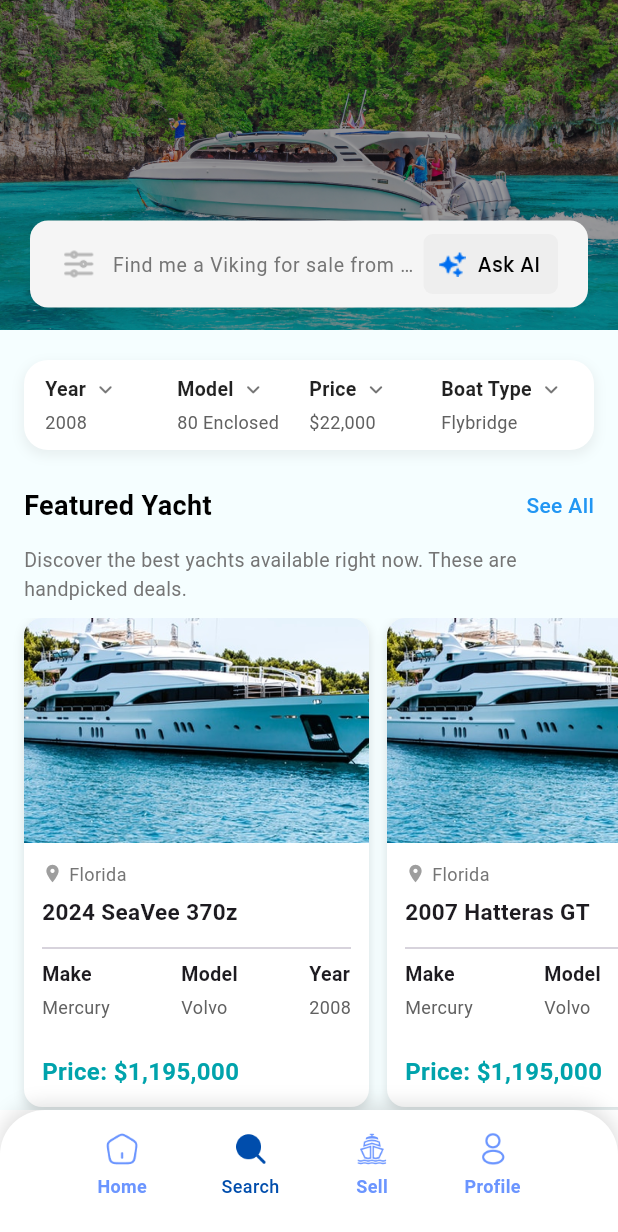
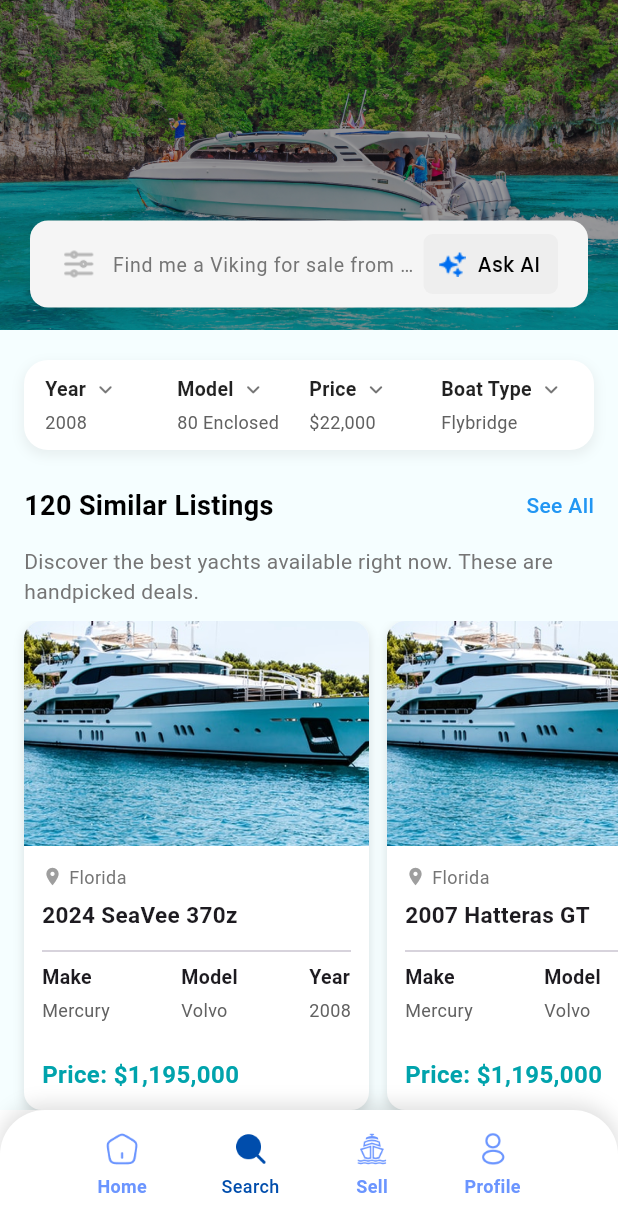
Before and after one commit to Dev-Ninjas-Backup/diaz1234567890, a Flutter app: the screen it shows after launch, item 2 of the bottom bar chosen, on a phone screen of 412 x 824 dp. Shown: the top 1232 px of the screen. Run offline on Flutter 3.47's test engine with Material 3 defaults, Android fonts, the phone set to English and light mode, and no system bars; our stand-ins replace flutter_easyloading, flutter_screenutil, get, google_fonts.

Commit message:
font fixed

```diff
--- a/lib/features/homepage/screen/listing_page.dart
+++ b/lib/features/homepage/screen/listing_page.dart
@@ -57,7 +57,7 @@ class YachtListingPage extends StatelessWidget {
           padding: EdgeInsets.symmetric(horizontal: 16),
           child: Text(
             "Discover the best yachts available right now. These are handpicked deals.",
-            style: TextStyle(fontSize: 13, color: Colors.grey[600]),
+            style: TextStyle(fontSize: 14, color: Colors.grey[600]),
           ),
         ),
 
--- a/lib/features/search/screen/search_listings.dart
+++ b/lib/features/search/screen/search_listings.dart
@@ -59,7 +59,7 @@ class YachtSearchListingPage extends StatelessWidget {
           padding: EdgeInsets.symmetric(horizontal: 16),
           child: Text(
             "Discover the best yachts available right now. These are handpicked deals.",
-            style: TextStyle(fontSize: 13, color: Colors.grey[600]),
+            style: TextStyle(fontSize: 14, color: Colors.grey[600]),
           ),
         ),
 
@@ -175,7 +175,7 @@ class YachtSearchListingPage extends StatelessWidget {
       () => SingleChildScrollView(
         child: Column(
           children: [
-            buildSection("Featured Yacht", controller.similarYachts),
+            buildSection("120 Similar Listings", controller.similarYachts),
             SizedBox(height: 20),
           ],
         ),
```
